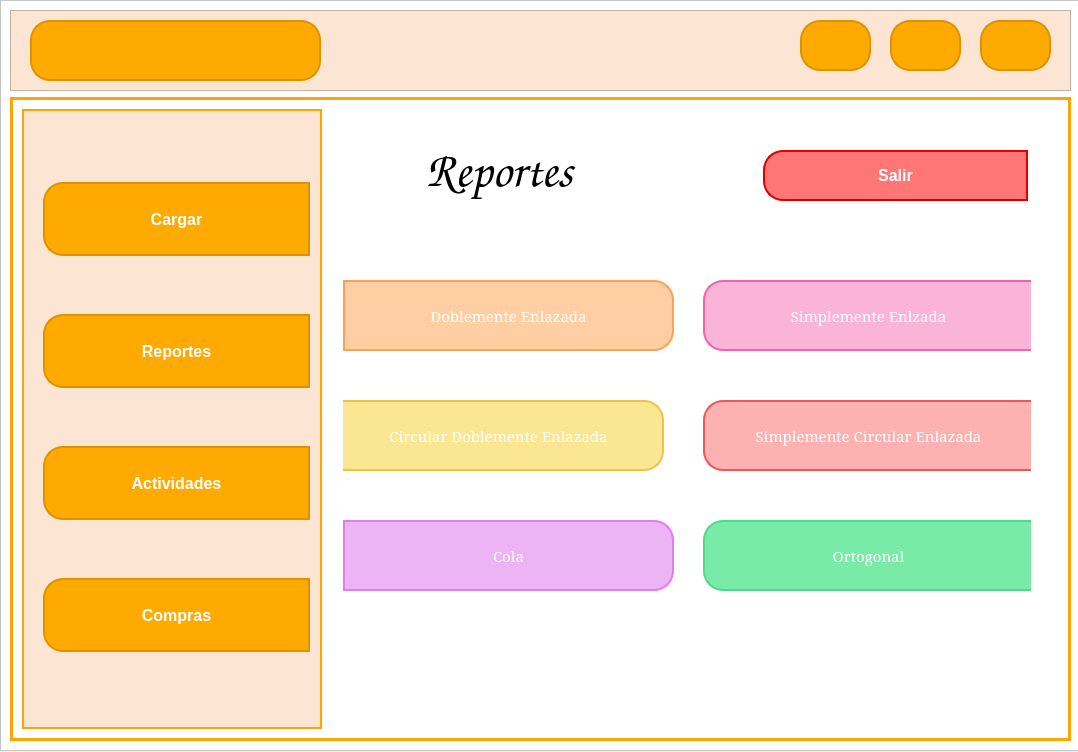
The window that Proyecto1/src/ventanas/admin.ui (202300512DanielH/IPC2_ProyectoVJ2024_21) describes before a commit, drawn with Qt 5.
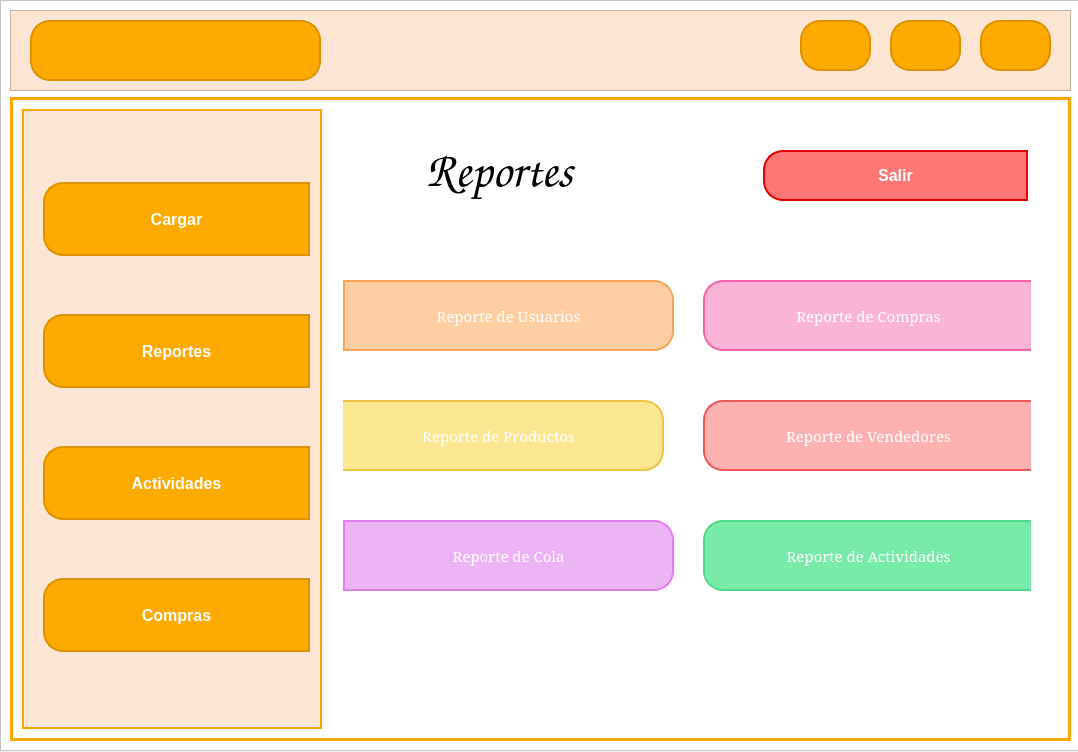
The same window after the commit. The open tabs and pages were chosen to show the change. Icons and pictures are not drawn.

Commit message:
Ajustando la interfaz del administrador
Falta toda la parte lógica

```diff
--- a/Proyecto1/src/ventanas/admin.ui
+++ b/Proyecto1/src/ventanas/admin.ui
@@ -837,7 +837,7 @@
 </string>
                </property>
                <property name="text">
-                <string>Doblemente Enlazada</string>
+                <string>Reporte de Usuarios</string>
                </property>
                <property name="icon">
                 <iconset>
@@ -928,7 +928,7 @@
 </string>
                </property>
                <property name="text">
-                <string>Circular Doblemente Enlazada</string>
+                <string>Reporte de Productos</string>
                </property>
                <property name="icon">
                 <iconset>
@@ -978,7 +978,7 @@
 </string>
                </property>
                <property name="text">
-                <string>Cola</string>
+                <string>Reporte de Cola</string>
                </property>
                <property name="icon">
                 <iconset>
@@ -1028,7 +1028,7 @@
 </string>
                </property>
                <property name="text">
-                <string>Simplemente Enlzada</string>
+                <string>Reporte de Compras</string>
                </property>
                <property name="icon">
                 <iconset>
@@ -1078,7 +1078,7 @@
 </string>
                </property>
                <property name="text">
-                <string>Simplemente Circular Enlazada</string>
+                <string>Reporte de Vendedores</string>
                </property>
                <property name="icon">
                 <iconset>
@@ -1128,7 +1128,7 @@
 </string>
                </property>
                <property name="text">
-                <string>Ortogonal</string>
+                <string>Reporte de Actividades</string>
                </property>
                <property name="icon">
                 <iconset>
```
Left out of the diff: 136 changed lines with no effect on the pictures. The commit also changes 7 other files.
